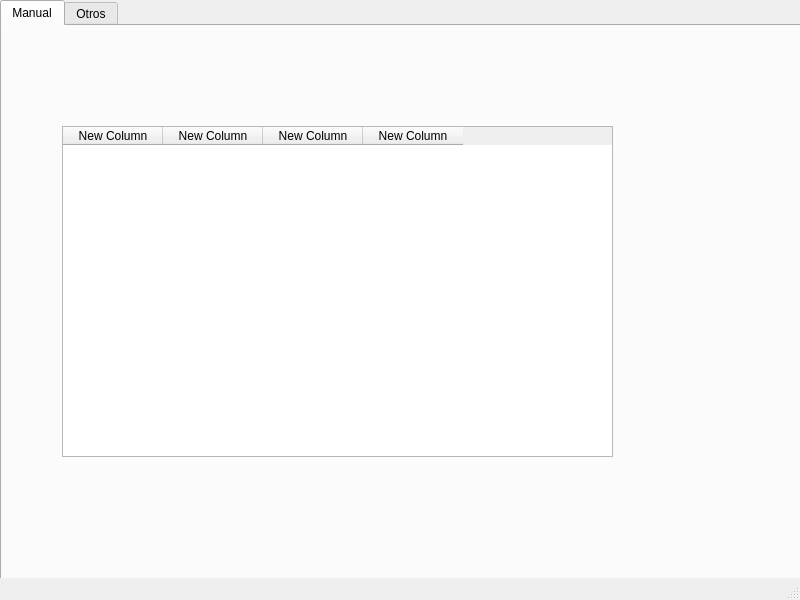
This is src/centro_garantia_vehiculos/centrogarantiavehiculo.ui in gabrielmj23/taller-mecanico-so as Qt 5 draws it before an edit. The edited form follows.
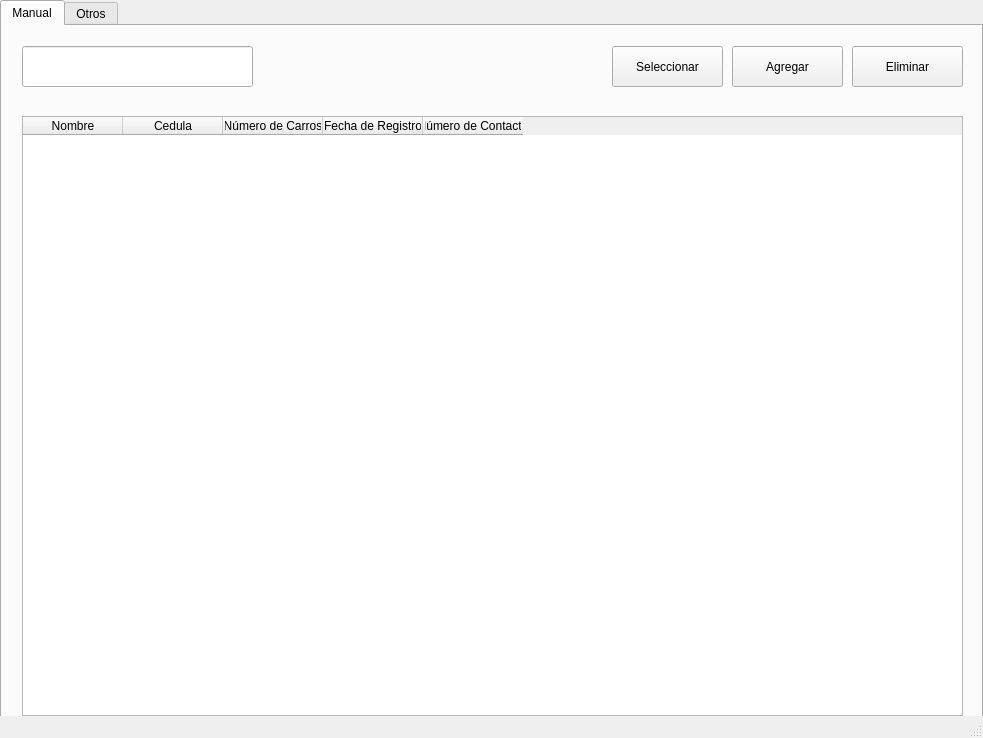
This is the edited form.

Commit message: Boton de Agregar Cliente

Diff of the .ui file:
```diff
--- a/src/centro_garantia_vehiculos/centrogarantiavehiculo.ui
+++ b/src/centro_garantia_vehiculos/centrogarantiavehiculo.ui
@@ -6,8 +6,8 @@
    <rect>
     <x>0</x>
     <y>0</y>
-    <width>800</width>
-    <height>600</height>
+    <width>983</width>
+    <height>738</height>
    </rect>
   </property>
   <property name="windowTitle">
@@ -19,10 +19,16 @@
      <rect>
       <x>0</x>
       <y>0</y>
-      <width>801</width>
-      <height>601</height>
+      <width>983</width>
+      <height>738</height>
      </rect>
     </property>
+    <property name="sizePolicy">
+     <sizepolicy hsizetype="Preferred" vsizetype="Expanding">
+      <horstretch>0</horstretch>
+      <verstretch>0</verstretch>
+     </sizepolicy>
+    </property>
     <property name="currentIndex">
      <number>0</number>
     </property>
@@ -35,10 +41,16 @@
        <rect>
         <x>0</x>
         <y>0</y>
-        <width>801</width>
-        <height>571</height>
+        <width>981</width>
+        <height>701</height>
        </rect>
       </property>
+      <property name="sizePolicy">
+       <sizepolicy hsizetype="Expanding" vsizetype="Preferred">
+        <horstretch>0</horstretch>
+        <verstretch>0</verstretch>
+       </sizepolicy>
+      </property>
       <property name="currentIndex">
        <number>1</number>
       </property>
@@ -69,32 +81,110 @@
        <widget class="QTableWidget" name="tableWidget">
         <property name="geometry">
          <rect>
-          <x>60</x>
-          <y>100</y>
-          <width>551</width>
-          <height>331</height>
+          <x>20</x>
+          <y>90</y>
+          <width>941</width>
+          <height>600</height>
          </rect>
         </property>
+        <property name="sizePolicy">
+         <sizepolicy hsizetype="Expanding" vsizetype="Expanding">
+          <horstretch>0</horstretch>
+          <verstretch>0</verstretch>
+         </sizepolicy>
+        </property>
+        <property name="accessibleName">
+         <string notr="true"/>
+        </property>
+        <property name="accessibleDescription">
+         <string notr="true"/>
+        </property>
+        <property name="wordWrap">
+         <bool>true</bool>
+        </property>
+        <attribute name="horizontalHeaderCascadingSectionResizes">
+         <bool>false</bool>
+        </attribute>
+        <attribute name="horizontalHeaderStretchLastSection">
+         <bool>false</bool>
+        </attribute>
+        <attribute name="verticalHeaderVisible">
+         <bool>false</bool>
+        </attribute>
         <column>
          <property name="text">
-          <string>New Column</string>
+          <string>Nombre</string>
          </property>
         </column>
         <column>
          <property name="text">
-          <string>New Column</string>
+          <string>Cedula</string>
          </property>
         </column>
         <column>
          <property name="text">
-          <string>New Column</string>
+          <string>Número de Carros</string>
          </property>
         </column>
         <column>
          <property name="text">
-          <string>New Column</string>
+          <string>Fecha de Registro</string>
          </property>
         </column>
+        <column>
+         <property name="text">
+          <string>Número de Contacto</string>
+         </property>
+        </column>
+       </widget>
+       <widget class="QLineEdit" name="lineEdit">
+        <property name="geometry">
+         <rect>
+          <x>20</x>
+          <y>20</y>
+          <width>231</width>
+          <height>41</height>
+         </rect>
+        </property>
+       </widget>
+       <widget class="QPushButton" name="pushButton">
+        <property name="geometry">
+         <rect>
+          <x>610</x>
+          <y>20</y>
+          <width>111</width>
+          <height>41</height>
+         </rect>
+        </property>
+        <property name="text">
+         <string>Seleccionar</string>
+        </property>
+       </widget>
+       <widget class="QPushButton" name="pushButton_5">
+        <property name="geometry">
+         <rect>
+          <x>850</x>
+          <y>20</y>
+          <width>111</width>
+          <height>41</height>
+         </rect>
+        </property>
+        <property name="text">
+         <string>Eliminar</string>
+        </property>
+       </widget>
+       <widget class="QPushButton" name="pushButton_2">
+        <property name="geometry">
+         <rect>
+          <x>730</x>
+          <y>20</y>
+          <width>111</width>
+          <height>41</height>
+         </rect>
+        </property>
+        <property name="text">
+         <string>Agregar</string>
+        </property>
        </widget>
       </widget>
      </widget>
```
Left out of the diff: 2 changed lines with no effect on the pictures. The commit also changes 8 other files.
